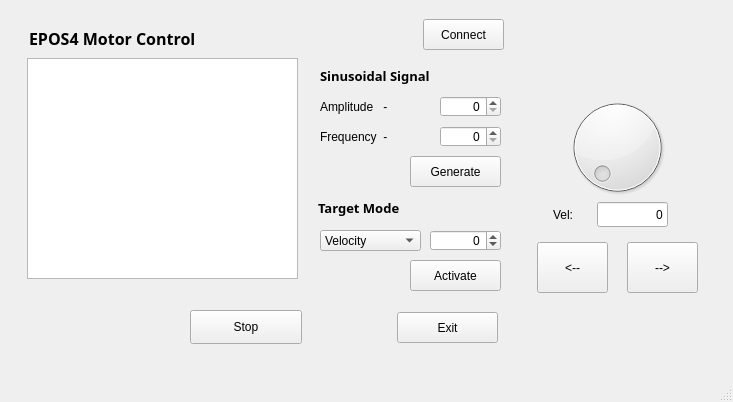
Above: mainwindow.ui from shkwon98/EPOS4-SOEM-Gui before the change. Below: the same form after it.
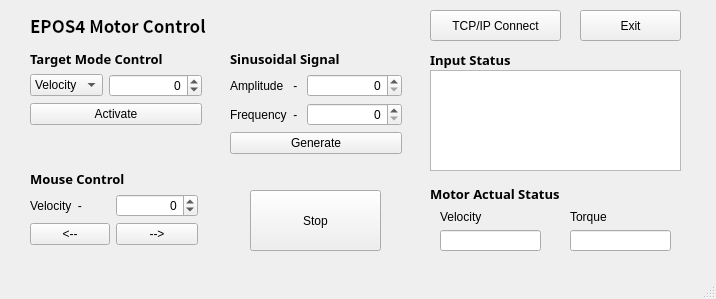
That is the form after the change.

```diff
--- a/mainwindow.ui
+++ b/mainwindow.ui
@@ -6,32 +6,19 @@
    <rect>
     <x>0</x>
     <y>0</y>
-    <width>733</width>
-    <height>402</height>
+    <width>716</width>
+    <height>299</height>
    </rect>
   </property>
   <property name="windowTitle">
    <string>MainWindow</string>
   </property>
   <widget class="QWidget" name="centralwidget">
-   <widget class="QPushButton" name="ccwButton">
-    <property name="geometry">
-     <rect>
-      <x>537</x>
-      <y>242</y>
-      <width>71</width>
-      <height>51</height>
-     </rect>
-    </property>
-    <property name="text">
-     <string>&lt;--</string>
-    </property>
-   </widget>
    <widget class="QPushButton" name="exitButton">
     <property name="geometry">
      <rect>
-      <x>397</x>
-      <y>312</y>
+      <x>580</x>
+      <y>10</y>
       <width>101</width>
       <height>31</height>
      </rect>
@@ -40,177 +27,19 @@
      <string>Exit</string>
     </property>
    </widget>
-   <widget class="QLabel" name="label_2">
-    <property name="geometry">
-     <rect>
-      <x>320</x>
-      <y>60</y>
-      <width>201</width>
-      <height>31</height>
-     </rect>
-    </property>
-    <property name="font">
-     <font>
-      <family>맑은 고딕</family>
-      <pointsize>10</pointsize>
-      <weight>75</weight>
-      <bold>true</bold>
-     </font>
-    </property>
-    <property name="text">
-     <string>Sinusoidal Signal</string>
-    </property>
-   </widget>
-   <widget class="QSpinBox" name="frequency">
-    <property name="geometry">
-     <rect>
-      <x>440</x>
-      <y>126</y>
-      <width>61</width>
-      <height>21</height>
-     </rect>
-    </property>
-    <property name="alignment">
-     <set>Qt::AlignRight|Qt::AlignTrailing|Qt::AlignVCenter</set>
-    </property>
-   </widget>
-   <widget class="QLabel" name="label_3">
-    <property name="geometry">
-     <rect>
-      <x>320</x>
-      <y>96</y>
-      <width>131</width>
-      <height>21</height>
-     </rect>
-    </property>
-    <property name="text">
-     <string>Amplitude   - </string>
-    </property>
-   </widget>
-   <widget class="QDial" name="dial">
-    <property name="geometry">
-     <rect>
-      <x>557</x>
-      <y>92</y>
-      <width>121</width>
-      <height>111</height>
-     </rect>
-    </property>
-    <property name="minimum">
-     <number>0</number>
-    </property>
-    <property name="maximum">
-     <number>20000</number>
-    </property>
-    <property name="singleStep">
-     <number>1000</number>
-    </property>
-    <property name="pageStep">
-     <number>2000</number>
-    </property>
-   </widget>
-   <widget class="QSpinBox" name="amplitude">
-    <property name="geometry">
-     <rect>
-      <x>440</x>
-      <y>96</y>
-      <width>61</width>
-      <height>21</height>
-     </rect>
-    </property>
-    <property name="alignment">
-     <set>Qt::AlignRight|Qt::AlignTrailing|Qt::AlignVCenter</set>
-    </property>
-    <property name="maximum">
-     <number>20000</number>
-    </property>
-   </widget>
-   <widget class="QSpinBox" name="targetValue">
-    <property name="geometry">
-     <rect>
-      <x>430</x>
-      <y>230</y>
-      <width>71</width>
-      <height>21</height>
-     </rect>
-    </property>
-    <property name="alignment">
-     <set>Qt::AlignRight|Qt::AlignTrailing|Qt::AlignVCenter</set>
-    </property>
-    <property name="minimum">
-     <number>-20000</number>
-    </property>
-    <property name="maximum">
-     <number>20000</number>
-    </property>
-    <property name="value">
-     <number>0</number>
-    </property>
-   </widget>
-   <widget class="QLabel" name="label_6">
-    <property name="geometry">
-     <rect>
-      <x>553</x>
-      <y>204</y>
-      <width>41</width>
-      <height>21</height>
-     </rect>
-    </property>
-    <property name="text">
-     <string>Vel:</string>
-    </property>
-   </widget>
-   <widget class="QComboBox" name="targetMode">
-    <property name="geometry">
-     <rect>
-      <x>320</x>
-      <y>230</y>
-      <width>101</width>
-      <height>21</height>
-     </rect>
-    </property>
-    <item>
-     <property name="text">
-      <string>Velocity</string>
-     </property>
-    </item>
-    <item>
-     <property name="text">
-      <string>Torque</string>
-     </property>
-    </item>
-    <item>
-     <property name="text">
-      <string>B&amp;F</string>
-     </property>
-    </item>
-   </widget>
-   <widget class="QPushButton" name="generateButton">
-    <property name="geometry">
-     <rect>
-      <x>410</x>
-      <y>156</y>
-      <width>91</width>
-      <height>31</height>
-     </rect>
-    </property>
-    <property name="text">
-     <string>Generate</string>
-    </property>
-   </widget>
    <widget class="QLabel" name="label">
     <property name="geometry">
      <rect>
-      <x>29</x>
-      <y>28</y>
+      <x>30</x>
+      <y>10</y>
       <width>261</width>
-      <height>21</height>
+      <height>31</height>
      </rect>
     </property>
     <property name="font">
      <font>
-      <family>맑은 고딕</family>
-      <pointsize>12</pointsize>
+      <family>Noto Sans CJK KR</family>
+      <pointsize>13</pointsize>
       <weight>75</weight>
       <italic>false</italic>
       <bold>true</bold>
@@ -220,121 +49,340 @@
      <string>EPOS4 Motor Control</string>
     </property>
    </widget>
-   <widget class="QPushButton" name="cwButton">
+   <widget class="QTextBrowser" name="inputBrowser">
     <property name="geometry">
      <rect>
-      <x>627</x>
-      <y>242</y>
-      <width>71</width>
-      <height>51</height>
+      <x>430</x>
+      <y>70</y>
+      <width>251</width>
+      <height>101</height>
      </rect>
     </property>
-    <property name="text">
-     <string>--&gt;</string>
-    </property>
    </widget>
-   <widget class="QLineEdit" name="velocity">
+   <widget class="QPushButton" name="tcpConnectButton">
     <property name="geometry">
      <rect>
-      <x>597</x>
-      <y>202</y>
-      <width>71</width>
-      <height>25</height>
-     </rect>
-    </property>
-    <property name="text">
-     <string>0</string>
-    </property>
-    <property name="alignment">
-     <set>Qt::AlignRight|Qt::AlignTrailing|Qt::AlignVCenter</set>
-    </property>
-    <property name="readOnly">
-     <bool>true</bool>
-    </property>
-   </widget>
-   <widget class="QTextBrowser" name="textBrowser">
-    <property name="geometry">
-     <rect>
-      <x>27</x>
-      <y>58</y>
-      <width>271</width>
-      <height>221</height>
-     </rect>
-    </property>
-   </widget>
-   <widget class="QPushButton" name="connectButton">
-    <property name="geometry">
-     <rect>
-      <x>423</x>
-      <y>19</y>
-      <width>81</width>
+      <x>430</x>
+      <y>10</y>
+      <width>131</width>
       <height>31</height>
      </rect>
     </property>
     <property name="text">
-     <string>Connect</string>
+     <string>TCP/IP Connect</string>
     </property>
    </widget>
-   <widget class="QLabel" name="label_5">
+   <widget class="QLabel" name="label_7">
     <property name="geometry">
      <rect>
-      <x>318</x>
-      <y>192</y>
-      <width>151</width>
-      <height>31</height>
-     </rect>
-    </property>
-    <property name="font">
-     <font>
-      <family>맑은 고딕</family>
-      <pointsize>10</pointsize>
-      <weight>75</weight>
-      <bold>true</bold>
-     </font>
-    </property>
-    <property name="text">
-     <string>Target Mode</string>
-    </property>
-   </widget>
-   <widget class="QLabel" name="label_4">
-    <property name="geometry">
-     <rect>
-      <x>320</x>
-      <y>126</y>
-      <width>121</width>
-      <height>21</height>
-     </rect>
-    </property>
-    <property name="text">
-     <string>Frequency  - </string>
-    </property>
-   </widget>
-   <widget class="QPushButton" name="activateButton">
-    <property name="geometry">
-     <rect>
-      <x>410</x>
-      <y>260</y>
+      <x>430</x>
+      <y>50</y>
       <width>91</width>
-      <height>31</height>
+      <height>20</height>
      </rect>
     </property>
+    <property name="font">
+     <font>
+      <family>맑은 고딕</family>
+      <pointsize>10</pointsize>
+      <weight>75</weight>
+      <bold>true</bold>
+     </font>
+    </property>
     <property name="text">
-     <string>Activate</string>
+     <string>Input Status</string>
     </property>
    </widget>
+   <widget class="QLabel" name="label_8">
+    <property name="geometry">
+     <rect>
+      <x>430</x>
+      <y>184</y>
+      <width>141</width>
+      <height>20</height>
+     </rect>
+    </property>
+    <property name="font">
+     <font>
+      <family>맑은 고딕</family>
+      <pointsize>10</pointsize>
+      <weight>75</weight>
+      <bold>true</bold>
+     </font>
+    </property>
+    <property name="text">
+     <string>Motor Actual Status</string>
+    </property>
+   </widget>
+   <widget class="QLabel" name="label_10">
+    <property name="geometry">
+     <rect>
+      <x>440</x>
+      <y>206</y>
+      <width>81</width>
+      <height>21</height>
+     </rect>
+    </property>
+    <property name="text">
+     <string>Velocity</string>
+    </property>
+   </widget>
+   <widget class="QLabel" name="label_11">
+    <property name="geometry">
+     <rect>
+      <x>570</x>
+      <y>206</y>
+      <width>81</width>
+      <height>21</height>
+     </rect>
+    </property>
+    <property name="text">
+     <string>Torque</string>
+    </property>
+   </widget>
+   <widget class="QLineEdit" name="actualVelocity">
+    <property name="geometry">
+     <rect>
+      <x>440</x>
+      <y>230</y>
+      <width>101</width>
+      <height>21</height>
+     </rect>
+    </property>
+    <property name="alignment">
+     <set>Qt::AlignRight|Qt::AlignTrailing|Qt::AlignVCenter</set>
+    </property>
+    <property name="readOnly">
+     <bool>true</bool>
+    </property>
+   </widget>
+   <widget class="QLineEdit" name="actualTorque">
+    <property name="geometry">
+     <rect>
+      <x>570</x>
+      <y>230</y>
+      <width>101</width>
+      <height>21</height>
+     </rect>
+    </property>
+    <property name="text">
+     <string/>
+    </property>
+    <property name="alignment">
+     <set>Qt::AlignRight|Qt::AlignTrailing|Qt::AlignVCenter</set>
+    </property>
+    <property name="readOnly">
+     <bool>true</bool>
+    </property>
+   </widget>
+   <widget class="QWidget" name="">
+    <property name="geometry">
+     <rect>
+      <x>30</x>
+      <y>50</y>
+      <width>172</width>
+      <height>85</height>
+     </rect>
+    </property>
+    <layout class="QFormLayout" name="formLayout_2">
+     <item row="0" column="0" colspan="2">
+      <widget class="QLabel" name="label_5">
+       <property name="font">
+        <font>
+         <family>맑은 고딕</family>
+         <pointsize>10</pointsize>
+         <weight>75</weight>
+         <bold>true</bold>
+        </font>
+       </property>
+       <property name="text">
+        <string>Target Mode Control</string>
+       </property>
+      </widget>
+     </item>
+     <item row="1" column="0">
+      <widget class="QComboBox" name="targetMode">
+       <item>
+        <property name="text">
+         <string>Velocity</string>
+        </property>
+       </item>
+       <item>
+        <property name="text">
+         <string>Torque</string>
+        </property>
+       </item>
+       <item>
+        <property name="text">
+         <string>B&amp;F</string>
+        </property>
+       </item>
+      </widget>
+     </item>
+     <item row="1" column="1">
+      <widget class="QSpinBox" name="targetValue">
+       <property name="alignment">
+        <set>Qt::AlignRight|Qt::AlignTrailing|Qt::AlignVCenter</set>
+       </property>
+       <property name="minimum">
+        <number>-20000</number>
+       </property>
+       <property name="maximum">
+        <number>20000</number>
+       </property>
+       <property name="value">
+        <number>0</number>
+       </property>
+      </widget>
+     </item>
+     <item row="2" column="0" colspan="2">
+      <widget class="QPushButton" name="activateButton">
+       <property name="text">
+        <string>Activate</string>
+       </property>
+      </widget>
+     </item>
+    </layout>
+   </widget>
+   <widget class="QWidget" name="">
+    <property name="geometry">
+     <rect>
+      <x>230</x>
+      <y>50</y>
+      <width>172</width>
+      <height>117</height>
+     </rect>
+    </property>
+    <layout class="QFormLayout" name="formLayout">
+     <item row="0" column="0" colspan="2">
+      <widget class="QLabel" name="label_2">
+       <property name="font">
+        <font>
+         <family>맑은 고딕</family>
+         <pointsize>10</pointsize>
+         <weight>75</weight>
+         <bold>true</bold>
+        </font>
+       </property>
+       <property name="text">
+        <string>Sinusoidal Signal</string>
+       </property>
+      </widget>
+     </item>
+     <item row="1" column="0">
+      <widget class="QLabel" name="label_3">
+       <property name="text">
+        <string>Amplitude   - </string>
+       </property>
+      </widget>
+     </item>
+     <item row="1" column="1">
+      <widget class="QSpinBox" name="amplitude">
+       <property name="alignment">
+        <set>Qt::AlignRight|Qt::AlignTrailing|Qt::AlignVCenter</set>
+       </property>
+       <property name="maximum">
+        <number>20000</number>
+       </property>
+      </widget>
+     </item>
+     <item row="2" column="0">
+      <widget class="QLabel" name="label_4">
+       <property name="text">
+        <string>Frequency  - </string>
+       </property>
+      </widget>
+     </item>
+     <item row="2" column="1">
+      <widget class="QSpinBox" name="frequency">
+       <property name="alignment">
+        <set>Qt::AlignRight|Qt::AlignTrailing|Qt::AlignVCenter</set>
+       </property>
+      </widget>
+     </item>
+     <item row="3" column="0" colspan="2">
+      <widget class="QPushButton" name="generateButton">
+       <property name="text">
+        <string>Generate</string>
+       </property>
+      </widget>
+     </item>
+    </layout>
+   </widget>
    <widget class="QPushButton" name="stopButton">
     <property name="geometry">
      <rect>
-      <x>190</x>
-      <y>310</y>
-      <width>112</width>
-      <height>34</height>
+      <x>250</x>
+      <y>190</y>
+      <width>131</width>
+      <height>61</height>
      </rect>
     </property>
     <property name="text">
      <string>Stop</string>
     </property>
    </widget>
+   <widget class="QWidget" name="">
+    <property name="geometry">
+     <rect>
+      <x>30</x>
+      <y>170</y>
+      <width>168</width>
+      <height>85</height>
+     </rect>
+    </property>
+    <layout class="QFormLayout" name="formLayout_3">
+     <item row="0" column="0" colspan="2">
+      <widget class="QLabel" name="label_9">
+       <property name="font">
+        <font>
+         <family>맑은 고딕</family>
+         <pointsize>10</pointsize>
+         <weight>75</weight>
+         <bold>true</bold>
+        </font>
+       </property>
+       <property name="text">
+        <string>Mouse Control</string>
+       </property>
+      </widget>
+     </item>
+     <item row="1" column="0">
+      <widget class="QLabel" name="label_6">
+       <property name="text">
+        <string>Velocity  - </string>
+       </property>
+      </widget>
+     </item>
+     <item row="1" column="1">
+      <widget class="QSpinBox" name="velocity">
+       <property name="alignment">
+        <set>Qt::AlignRight|Qt::AlignTrailing|Qt::AlignVCenter</set>
+       </property>
+       <property name="minimum">
+        <number>-20000</number>
+       </property>
+       <property name="maximum">
+        <number>20000</number>
+       </property>
+      </widget>
+     </item>
+     <item row="2" column="0">
+      <widget class="QPushButton" name="ccwButton">
+       <property name="text">
+        <string>&lt;--</string>
+       </property>
+      </widget>
+     </item>
+     <item row="2" column="1">
+      <widget class="QPushButton" name="cwButton">
+       <property name="text">
+        <string>--&gt;</string>
+       </property>
+      </widget>
+     </item>
+    </layout>
+   </widget>
   </widget>
   <widget class="QMenuBar" name="menubar">
    <property name="geometry">
```
Left out of the diff: 21 changed lines with no effect on the pictures.
